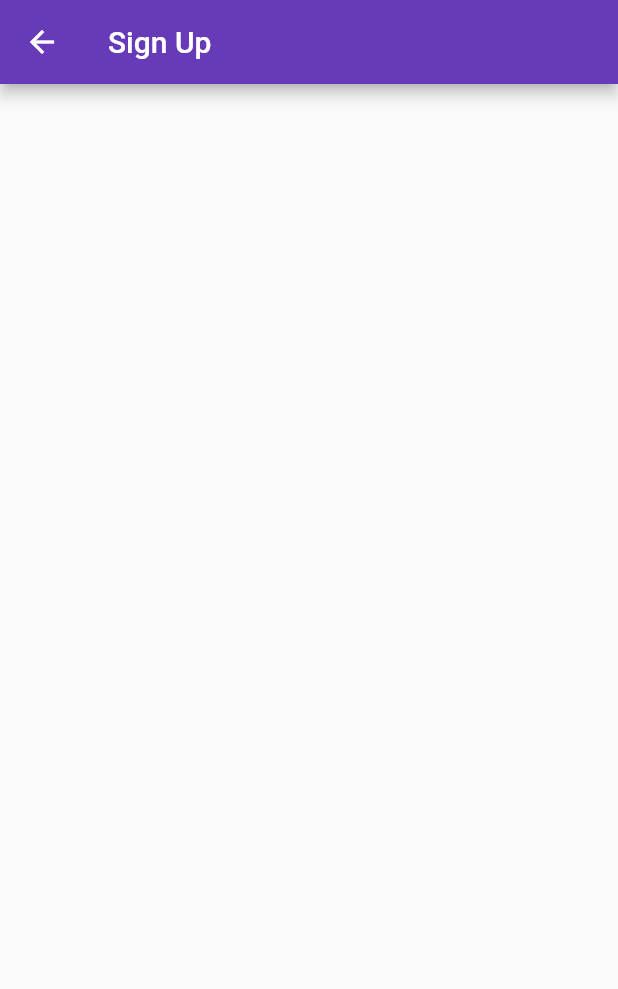
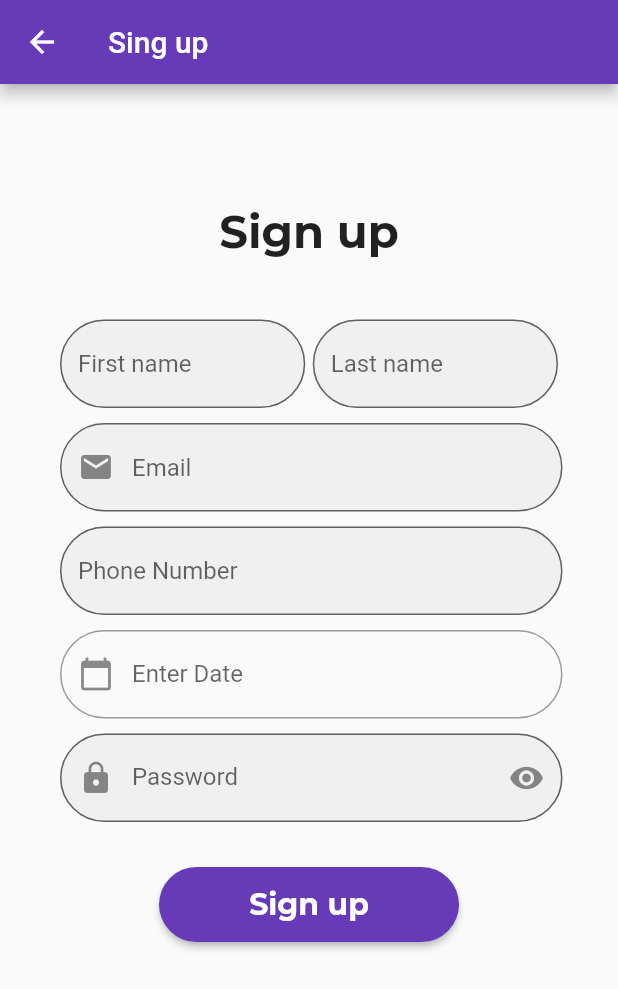
Before and after one commit to AntonDirani/cozy_mart_app, a Flutter app: the SignupPage screen opened directly, on a phone screen of 412 x 824 dp. Shown: the top 989 px of the screen. Run offline on Flutter 3.47's test engine with Material 2 defaults, Android fonts, the phone set to English and light mode, and no system bars; our stand-ins replace shared_preferences; missing offline and left inert: dart:html; accounts and stored records are empty.

Commit message:
sized box changed 50 - 60

```diff
--- a/lib/Components/text_field.dart
+++ b/lib/Components/text_field.dart
@@ -20,6 +20,7 @@ class MyTextField extends StatelessWidget {
       decoration: InputDecoration(
           filled: true,
           labelText: label,
+          hintText: hint,
           prefixIcon: prefixIcon,
           suffixIcon: suffixIcon,
           border: OutlineInputBorder(
--- a/lib/Screens/signup_page.dart
+++ b/lib/Screens/signup_page.dart
@@ -1,18 +1,136 @@
+import 'package:cozy_mart_0/Components/defButton.dart';
 import 'package:flutter/material.dart';
 import 'package:cozy_mart_0/Components/text_field.dart';
 import 'package:intl/intl.dart';
 
-class SignupPage extends StatelessWidget {
+class SignupPage extends StatefulWidget {
   const SignupPage({Key? key}) : super(key: key);
+
+  @override
+  State<SignupPage> createState() => _SignupPageState();
+}
+
+class _SignupPageState extends State<SignupPage> {
+  TextEditingController dateinput = TextEditingController();
+  @override
+  void initState() {
+    dateinput.text = "";
+    super.initState();
+  }
 
   @override
   Widget build(BuildContext context) {
     return Scaffold(
       appBar: AppBar(
-        title: const Text('Sign Up'),
+        title: const Text('Sing up'),
       ),
-      body: Column(
-        children: [],
+      body: SingleChildScrollView(
+        child: Container(
+          child: SafeArea(
+            child: Center(
+              child: Padding(
+                padding: const EdgeInsets.all(20.0),
+                child: Column(
+                  // mainAxisAlignment: MainAxisAlignment.center,
+                  children: [
+                    const SizedBox(
+                      height: 60.0,
+                    ),
+                    const Text(
+                      'Sign up',
+                      style:
+                          TextStyle(fontSize: 30.0, fontFamily: 'Montserrat'),
+                    ),
+                    const SizedBox(
+                      height: 30.0,
+                    ),
+                    Padding(
+                      padding: EdgeInsets.fromLTRB(20.0, 10.0, 20.0, 0.0),
+                      child: Row(
+                        children: const [
+                          Expanded(
+                            child: MyTextField(
+                              hint: 'First name',
+                            ),
+                          ),
+                          SizedBox(
+                            width: 5.0,
+                          ),
+                          Expanded(
+                            child: MyTextField(
+                              hint: 'Last name',
+                            ),
+                          ),
+                        ],
+                      ),
+                    ),
+                    const Padding(
+                      padding: EdgeInsets.fromLTRB(20.0, 10.0, 17.0, 0.0),
+                      child: MyTextField(
+                        hint: 'Email',
+                        prefixIcon: Icon(Icons.email),
+                      ),
+                    ),
+                    const Padding(
+                      padding: EdgeInsets.fromLTRB(20.0, 10.0, 17.0, 0.0),
+                      child: MyTextField(
+                        hint: 'Phone Number',
+                      ),
+                    ),
+                    Padding(
+                      padding: const EdgeInsets.fromLTRB(20.0, 10.0, 17.0, 0.0),
+                      child: TextField(
+                        controller: dateinput,
+                        decoration: InputDecoration(
+                            labelText: 'Enter Date',
+                            prefixIcon: const Icon(Icons.calendar_today),
+                            border: OutlineInputBorder(
+                              borderRadius: BorderRadius.circular(30),
+                            )),
+                        readOnly: true,
+                        onTap: () async {
+                          DateTime? pickedDate = await showDatePicker(
+                              context: context,
+                              initialDate: DateTime.now(),
+                              firstDate: DateTime(2000),
+                              lastDate: DateTime(2101));
+
+                          if (pickedDate != null) {
+                            print(pickedDate);
+                            String formattedDate =
+                                DateFormat('year-month-day').format(pickedDate);
+                            print(formattedDate);
+                            setState(() {
+                              dateinput.text = formattedDate;
+                            });
+                          } else {
+                            print("Date is not selected");
+                          }
+                        },
+                      ),
+                    ),
+                    const Padding(
+                        padding: EdgeInsets.fromLTRB(20.0, 10.0, 17.0, 0.0),
+                        child: MyTextField(
+                          label: 'Password',
+                          prefixIcon: Icon(Icons.lock),
+                          suffixIcon: Icon(Icons.remove_red_eye),
+                        )),
+                    const SizedBox(
+                      height: 30.0,
+                    ),
+                    DefButton(
+                      buttonText: 'Sign up',
+                      buttonDestination: SignupPage(),
+                      bWidth: 200,
+                      bHeight: 50,
+                    ),
+                  ],
+                ),
+              ),
+            ),
+          ),
+        ),
       ),
     );
   }
```
